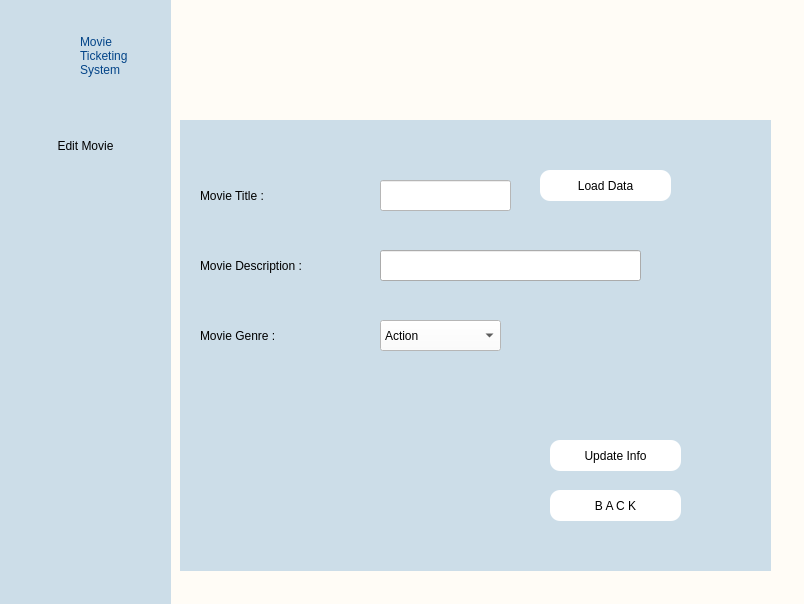
First picture: the form in Ui_Files/update_movies.ui, repository edejeed/Movie-Ticketing, before the edit.
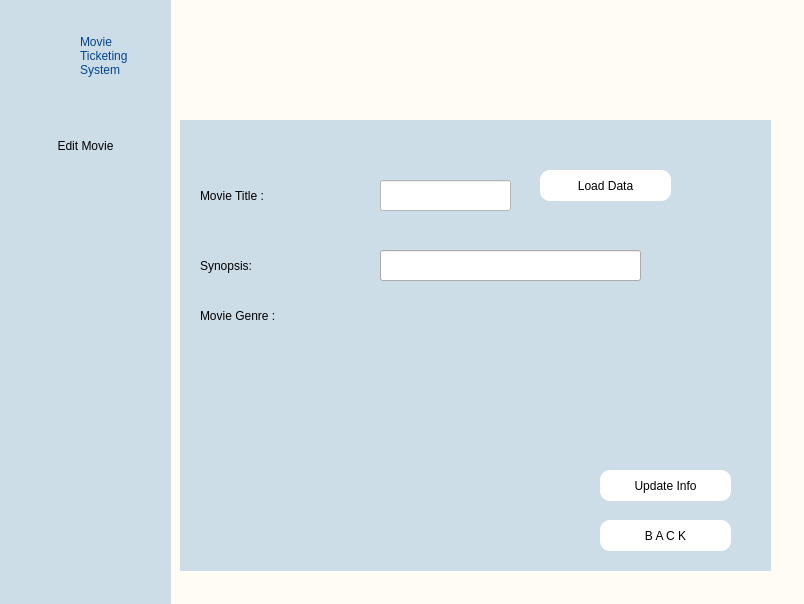
Second picture: the form after the edit. Icons and pictures are not drawn.

What changed in the file:
```diff
--- a/Ui_Files/update_movies.ui
+++ b/Ui_Files/update_movies.ui
@@ -179,7 +179,7 @@
       <string notr="true">font: 15pt &quot;Times New Roman&quot;;</string>
      </property>
      <property name="text">
-      <string>Movie Description :</string>
+      <string>Synopsis:</string>
      </property>
     </widget>
     <widget class="QLineEdit" name="description">
@@ -220,8 +220,8 @@
      <widget class="QPushButton" name="update">
       <property name="geometry">
        <rect>
-        <x>370</x>
-        <y>320</y>
+        <x>420</x>
+        <y>350</y>
         <width>131</width>
         <height>31</height>
        </rect>
@@ -296,8 +296,8 @@
      <widget class="QPushButton" name="back">
       <property name="geometry">
        <rect>
-        <x>370</x>
-        <y>370</y>
+        <x>420</x>
+        <y>400</y>
         <width>131</width>
         <height>31</height>
        </rect>
@@ -317,11 +317,26 @@
        <string>B A C K</string>
       </property>
      </widget>
+     <widget class="QWidget" name="gridLayoutWidget">
+      <property name="geometry">
+       <rect>
+        <x>20</x>
+        <y>220</y>
+        <width>381</width>
+        <height>221</height>
+       </rect>
+      </property>
+      <layout class="QGridLayout" name="gridLayout">
+       <property name="spacing">
+        <number>0</number>
+       </property>
+      </layout>
+     </widget>
      <widget class="QLabel" name="label_4">
       <property name="geometry">
        <rect>
         <x>20</x>
-        <y>200</y>
+        <y>180</y>
         <width>171</width>
         <height>31</height>
        </rect>
@@ -333,49 +348,6 @@
        <string>Movie Genre :</string>
       </property>
      </widget>
-     <widget class="QComboBox" name="comboBox">
-      <property name="geometry">
-       <rect>
-        <x>200</x>
-        <y>200</y>
-        <width>121</width>
-        <height>31</height>
-       </rect>
-      </property>
-      <property name="styleSheet">
-       <string notr="true">background-color:rgb(255, 255, 255)</string>
-      </property>
-      <item>
-       <property name="text">
-        <string>Action</string>
-       </property>
-      </item>
-      <item>
-       <property name="text">
-        <string>Adventure</string>
-       </property>
-      </item>
-      <item>
-       <property name="text">
-        <string>Comedy</string>
-       </property>
-      </item>
-      <item>
-       <property name="text">
-        <string>Horror</string>
-       </property>
-      </item>
-      <item>
-       <property name="text">
-        <string>Romance</string>
-       </property>
-      </item>
-      <item>
-       <property name="text">
-        <string>Thriller</string>
-       </property>
-      </item>
-     </widget>
     </widget>
     <zorder>widget</zorder>
     <zorder>label</zorder>
```
